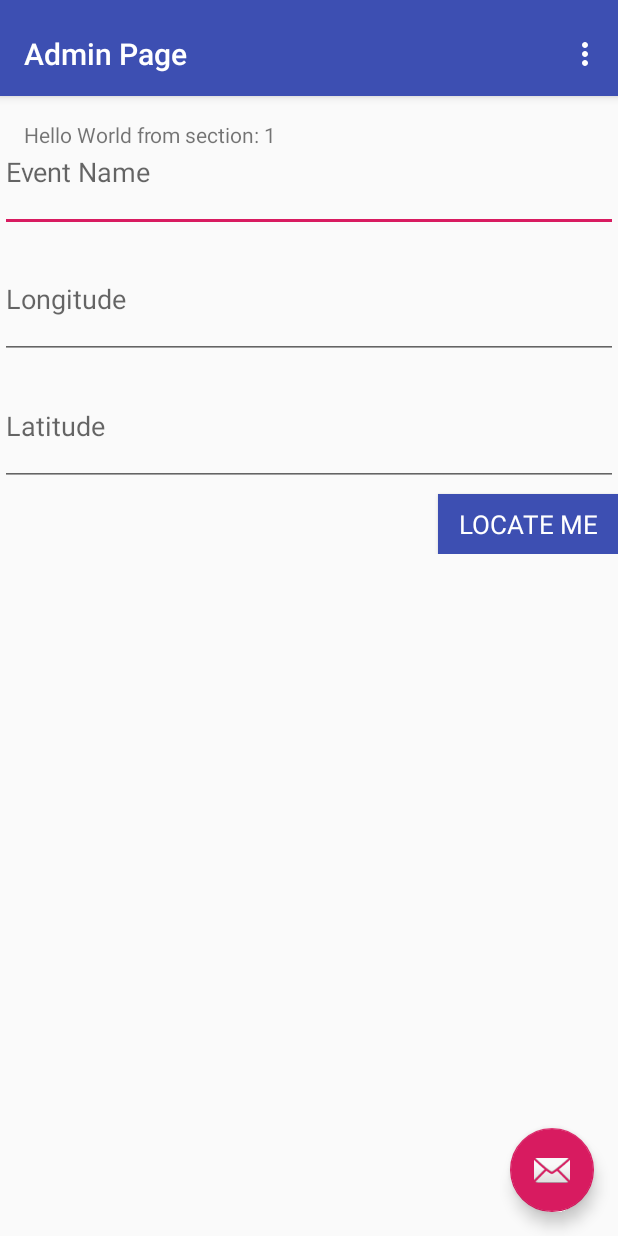
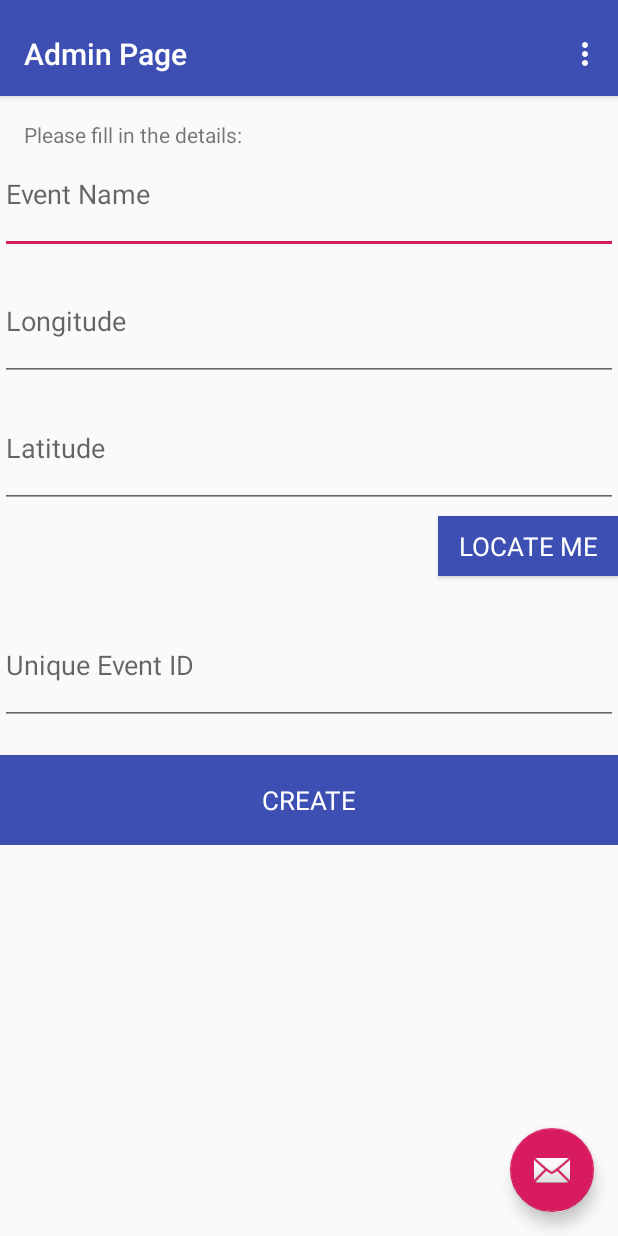
Before and after one commit to ManvithaC/NoQ, an Android app: the AdminActivity screen opened directly, with no data from a screen before it, on a phone screen of 412 x 824 dp. Run offline under Robolectric (Android 15) with nearby library versions, the phone set to English and light mode, and no system bars.

Commit message:
admin details

```diff
--- a/app/src/main/java/com/example/noq/AdminActivity.java
+++ b/app/src/main/java/com/example/noq/AdminActivity.java
@@ -1,5 +1,6 @@
 package com.example.noq;
 
+import android.content.Intent;
 import android.support.design.widget.FloatingActionButton;
 import android.support.design.widget.Snackbar;
 import android.support.v7.app.AppCompatActivity;
@@ -10,12 +11,14 @@ import android.support.v4.app.FragmentManager;
 import android.support.v4.app.FragmentPagerAdapter;
 import android.support.v4.view.ViewPager;
 import android.os.Bundle;
+import android.util.Log;
 import android.view.LayoutInflater;
 import android.view.Menu;
 import android.view.MenuItem;
 import android.view.View;
 import android.view.ViewGroup;
 
+import android.widget.Button;
 import android.widget.TextView;
 
 public class AdminActivity extends AppCompatActivity {
@@ -56,6 +59,16 @@ public class AdminActivity extends AppCompatActivity {
             public void onClick(View view) {
                 Snackbar.make(view, "Replace with your own action", Snackbar.LENGTH_LONG)
                         .setAction("Action", null).show();
+            }
+        });
+
+        Button mSignInButton = (Button) findViewById(R.id.locate_me_button);
+        mSignInButton.setOnClickListener(new View.OnClickListener() {
+            @Override
+            public void onClick(View view) {
+                Log.d("button click", "locate button clicked");
+                Intent intent = new Intent(getApplicationContext(), MapsActivity.class);
+                startActivity(intent);
             }
         });
 
@@ -114,7 +127,7 @@ public class AdminActivity extends AppCompatActivity {
                                  Bundle savedInstanceState) {
             View rootView = inflater.inflate(R.layout.fragment_admin, container, false);
             TextView textView = (TextView) rootView.findViewById(R.id.section_label);
-            textView.setText(getString(R.string.section_format, getArguments().getInt(ARG_SECTION_NUMBER)));
+            textView.setText("Please fill in the details: ");
             return rootView;
         }
     }
--- a/app/src/main/res/layout/activity_admin.xml
+++ b/app/src/main/res/layout/activity_admin.xml
@@ -52,7 +52,7 @@
                 android:layout_width="match_parent"
                 android:layout_height="79dp"
                 android:hint="Event Name"
-                android:layout_marginTop="5dp"
+                android:layout_marginTop="20dp"
                 android:imeActionId="6"
                 android:imeActionLabel="@string/action_sign_in_short"
                 android:imeOptions="actionUnspecified"
@@ -100,6 +100,31 @@
                 android:textColor="@android:color/white"
                 android:textSize="17dp" />
 
+        <EditText
+            android:id="@+id/event_id"
+            android:layout_width="match_parent"
+            android:layout_height="79dp"
+            android:hint="Unique Event ID"
+            android:layout_marginTop="20dp"
+            android:imeActionId="6"
+            android:imeActionLabel="@string/action_sign_in_short"
+            android:imeOptions="actionUnspecified"
+            android:inputType="text"
+            android:maxLines="1"
+            android:singleLine="true" />
+
+        <Button
+            android:id="@+id/event_create_button"
+            style="?android:textAppearanceSmall"
+            android:layout_width="match_parent"
+            android:layout_height="60dp"
+            android:layout_marginTop="20dp"
+            android:layout_weight="1"
+            android:background="#3D4FB2"
+            android:text="Create"
+            android:textColor="@android:color/white"
+            android:textSize="17dp" />
+
     </LinearLayout>
 
     <android.support.design.widget.FloatingActionButton
```
